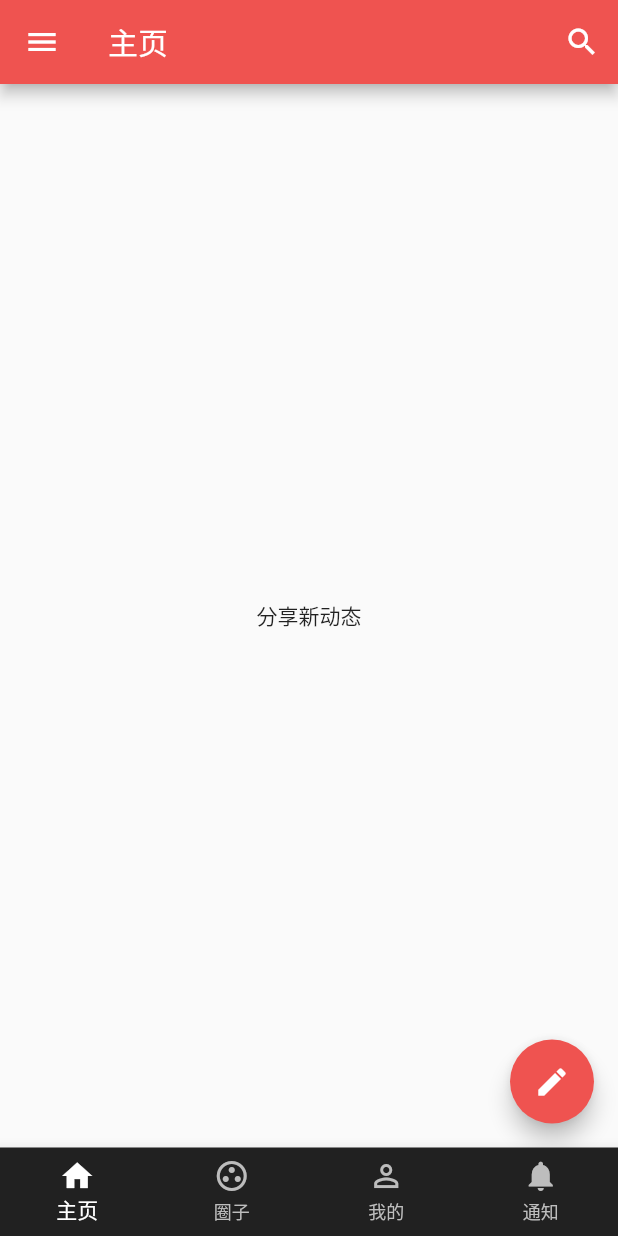
After one commit to kagurazakayashi/pill-city-app, a Flutter app: the BottomNavigationWidget screen opened directly, on a phone screen of 412 x 824 dp. The commit adds this screen. Run offline on Flutter 3.47's test engine with Material 2 defaults, Android fonts, the phone set to English and light mode, and no system bars; our stand-ins replace dio, package_info, shared_preferences; accounts and stored records are empty.

Commit message:
主页底部换页按钮,已登录切换到主页

```diff
--- /dev/null
+++ b/lib/bottom_navigation/bottom_navigation_view.dart
@@ -0,0 +1,64 @@
+import 'package:flutter/material.dart';
+import 'package:pill_city/bottom_navigation/bottom_navigation_widget.dart';
+import 'package:pill_city/circles/circles_view.dart';
+import 'package:pill_city/home/home_view.dart';
+import 'package:pill_city/notifications/notifications_view.dart';
+import 'package:pill_city/profile/profile_view.dart';
+
+class BottomNavigationView extends State<BottomNavigationWidget> {
+  int _selectedIndex = 0;
+  static const List<String> pageName = ['主页', '圈子', '我的', '通知'];
+  static const TextStyle optionStyle =
+      TextStyle(fontSize: 30, fontWeight: FontWeight.bold);
+  List<Widget> _widgetOptions = [];
+
+  BottomNavigationView() {
+    _widgetOptions = <Widget>[
+      const HomeView(),
+      const CirclesView(),
+      const ProfileView(),
+      const NotificationsView(),
+    ];
+  }
+
+  void _onItemTapped(int index) {
+    setState(() {
+      _selectedIndex = index;
+    });
+  }
+
+  @override
+  Widget build(BuildContext context) {
+    return Scaffold(
+      body: Center(
+        child: _widgetOptions.elementAt(_selectedIndex),
+      ),
+      bottomNavigationBar: BottomNavigationBar(
+        items: <BottomNavigationBarItem>[
+          BottomNavigationBarItem(
+            icon: const Icon(Icons.home),
+            label: pageName[0],
+          ),
+          BottomNavigationBarItem(
+            icon: const Icon(Icons.group_work_outlined),
+            label: pageName[1],
+          ),
+          BottomNavigationBarItem(
+            icon: const Icon(Icons.person_outline),
+            label: pageName[2],
+          ),
+          BottomNavigationBarItem(
+            icon: const Icon(Icons.notifications),
+            label: pageName[3],
+          ),
+        ],
+        type: BottomNavigationBarType.fixed,
+        currentIndex: _selectedIndex,
+        backgroundColor: Colors.grey[900],
+        unselectedItemColor: Colors.grey[400],
+        selectedItemColor: Colors.white,
+        onTap: _onItemTapped,
+      ),
+    );
+  }
+}
--- /dev/null
+++ b/lib/bottom_navigation/bottom_navigation_view_controller.dart
@@ -0,0 +1,15 @@
+import 'package:flutter/material.dart';
+import 'package:pill_city/bottom_navigation/bottom_navigation_widget.dart';
+
+class BottomNavigationViewController extends StatelessWidget {
+  const BottomNavigationViewController({Key? key}) : super(key: key);
+  static const String _title = '';
+
+  @override
+  Widget build(BuildContext context) {
+    return const MaterialApp(
+      title: _title,
+      home: BottomNavigationWidget(),
+    );
+  }
+}
--- /dev/null
+++ b/lib/bottom_navigation/bottom_navigation_widget.dart
@@ -0,0 +1,9 @@
+import 'package:flutter/material.dart';
+import 'package:pill_city/bottom_navigation/bottom_navigation_view.dart';
+
+class BottomNavigationWidget extends StatefulWidget {
+  const BottomNavigationWidget({Key? key}) : super(key: key);
+
+  @override
+  State<BottomNavigationWidget> createState() => BottomNavigationView();
+}
--- /dev/null
+++ b/lib/home/home_view.dart
@@ -0,0 +1,32 @@
+import 'package:flutter/material.dart';
+
+class HomeView extends StatelessWidget {
+  const HomeView({Key? key}) : super(key: key);
+
+  @override
+  Widget build(BuildContext context) {
+    return Scaffold(
+      appBar: AppBar(
+        title: const Text('主页'),
+        backgroundColor: Colors.red[400],
+        centerTitle: false,
+        leading: IconButton(
+          icon: const Icon(Icons.menu),
+          onPressed: () {},
+        ),
+        actions: <Widget>[
+          IconButton(
+            icon: const Icon(Icons.search),
+            onPressed: () {},
+          ),
+        ],
+      ),
+      body: const Center(child: Text('分享新动态')),
+      floatingActionButton: FloatingActionButton(
+        onPressed: () {},
+        child: const Icon(Icons.edit),
+        backgroundColor: Colors.red[400],
+      ),
+    );
+  }
+}
--- a/lib/login/login_view.dart
+++ b/lib/login/login_view.dart
@@ -27,6 +27,7 @@ class LoginView extends State<LoginViewController> {
     return Scaffold(
       appBar: AppBar(
         title: const Text('登录'),
+        backgroundColor: Colors.red[400],
         actions: <Widget>[
           IconButton(
             icon: const Icon(Icons.login),
```
Also changed, not shown: lib/circles/circles_view.dart (added, +10 -0 lines), lib/login/login_function.dart (+7 -1 lines), lib/main.dart (+7 -1 lines), lib/notifications/notifications_view.dart (added, +10 -0 lines), lib/profile/profile_view.dart (added, +10 -0 lines).
